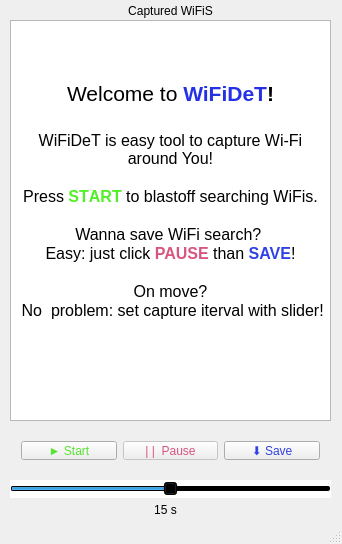
This is wifidet/mainwindow.ui in Karlos123/ITU as Qt 5 draws it before an edit. The edited form follows.
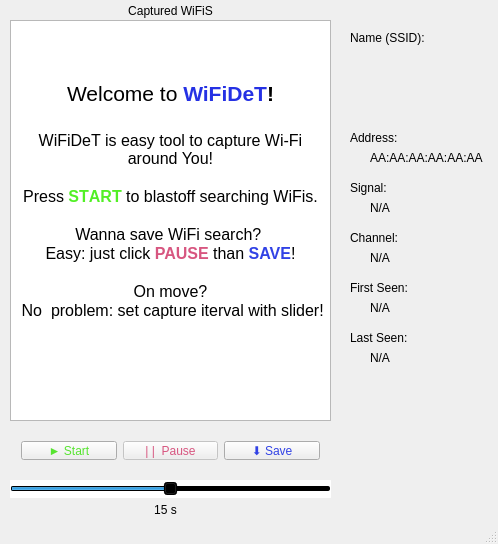
This is the edited form.

Commit message:
Experimentalne zmeny GUI
- pri kazdej aktualizacii zoznamu WiFi sieti je random poradie zvysnych, v minulosti detekovanych sieti so signalom 0
- zatial sa nevypisuju informacie o zvolenej sieti

What changed in the file:
```diff
--- a/wifidet/mainwindow.ui
+++ b/wifidet/mainwindow.ui
@@ -9,7 +9,7 @@
    <rect>
     <x>0</x>
     <y>0</y>
-    <width>342</width>
+    <width>498</width>
     <height>544</height>
    </rect>
   </property>
@@ -205,6 +205,238 @@
      <string/>
     </property>
    </widget>
+   <widget class="QListWidget" name="listWidget">
+    <property name="enabled">
+     <bool>true</bool>
+    </property>
+    <property name="geometry">
+     <rect>
+      <x>10</x>
+      <y>20</y>
+      <width>321</width>
+      <height>401</height>
+     </rect>
+    </property>
+    <property name="editTriggers">
+     <set>QAbstractItemView::CurrentChanged|QAbstractItemView::DoubleClicked|QAbstractItemView::EditKeyPressed|QAbstractItemView::SelectedClicked</set>
+    </property>
+   </widget>
+   <widget class="QWidget" name="widget" native="true">
+    <property name="geometry">
+     <rect>
+      <x>340</x>
+      <y>20</y>
+      <width>151</width>
+      <height>401</height>
+     </rect>
+    </property>
+    <widget class="QLabel" name="label_sgL">
+     <property name="geometry">
+      <rect>
+       <x>10</x>
+       <y>160</y>
+       <width>101</width>
+       <height>16</height>
+      </rect>
+     </property>
+     <property name="layoutDirection">
+      <enum>Qt::LeftToRight</enum>
+     </property>
+     <property name="text">
+      <string>Signal:</string>
+     </property>
+    </widget>
+    <widget class="QLabel" name="label_sgNo">
+     <property name="geometry">
+      <rect>
+       <x>30</x>
+       <y>180</y>
+       <width>31</width>
+       <height>16</height>
+      </rect>
+     </property>
+     <property name="layoutDirection">
+      <enum>Qt::LeftToRight</enum>
+     </property>
+     <property name="text">
+      <string>N/A</string>
+     </property>
+    </widget>
+    <widget class="QLabel" name="label_chNo">
+     <property name="geometry">
+      <rect>
+       <x>30</x>
+       <y>230</y>
+       <width>31</width>
+       <height>16</height>
+      </rect>
+     </property>
+     <property name="layoutDirection">
+      <enum>Qt::LeftToRight</enum>
+     </property>
+     <property name="text">
+      <string>N/A</string>
+     </property>
+    </widget>
+    <widget class="QLabel" name="label_chL">
+     <property name="geometry">
+      <rect>
+       <x>10</x>
+       <y>210</y>
+       <width>101</width>
+       <height>16</height>
+      </rect>
+     </property>
+     <property name="layoutDirection">
+      <enum>Qt::LeftToRight</enum>
+     </property>
+     <property name="text">
+      <string>Channel:</string>
+     </property>
+    </widget>
+    <widget class="QLabel" name="label_adL">
+     <property name="geometry">
+      <rect>
+       <x>10</x>
+       <y>110</y>
+       <width>101</width>
+       <height>16</height>
+      </rect>
+     </property>
+     <property name="layoutDirection">
+      <enum>Qt::LeftToRight</enum>
+     </property>
+     <property name="text">
+      <string>Address:</string>
+     </property>
+    </widget>
+    <widget class="QLabel" name="label_bsAd">
+     <property name="geometry">
+      <rect>
+       <x>30</x>
+       <y>130</y>
+       <width>121</width>
+       <height>16</height>
+      </rect>
+     </property>
+     <property name="layoutDirection">
+      <enum>Qt::LeftToRight</enum>
+     </property>
+     <property name="text">
+      <string>AA:AA:AA:AA:AA:AA</string>
+     </property>
+    </widget>
+    <widget class="QLabel" name="label_ssL">
+     <property name="geometry">
+      <rect>
+       <x>10</x>
+       <y>10</y>
+       <width>101</width>
+       <height>16</height>
+      </rect>
+     </property>
+     <property name="layoutDirection">
+      <enum>Qt::LeftToRight</enum>
+     </property>
+     <property name="text">
+      <string>Name (SSID):</string>
+     </property>
+    </widget>
+    <widget class="QLabel" name="label_ssNa">
+     <property name="geometry">
+      <rect>
+       <x>10</x>
+       <y>30</y>
+       <width>121</width>
+       <height>61</height>
+      </rect>
+     </property>
+     <property name="layoutDirection">
+      <enum>Qt::LeftToRight</enum>
+     </property>
+     <property name="text">
+      <string/>
+     </property>
+     <property name="alignment">
+      <set>Qt::AlignLeading|Qt::AlignLeft|Qt::AlignTop</set>
+     </property>
+     <property name="wordWrap">
+      <bool>true</bool>
+     </property>
+    </widget>
+    <widget class="QLabel" name="label_chNo_2">
+     <property name="geometry">
+      <rect>
+       <x>30</x>
+       <y>330</y>
+       <width>31</width>
+       <height>16</height>
+      </rect>
+     </property>
+     <property name="layoutDirection">
+      <enum>Qt::LeftToRight</enum>
+     </property>
+     <property name="text">
+      <string>N/A</string>
+     </property>
+    </widget>
+    <widget class="QLabel" name="label_sgNo_2">
+     <property name="geometry">
+      <rect>
+       <x>30</x>
+       <y>280</y>
+       <width>31</width>
+       <height>16</height>
+      </rect>
+     </property>
+     <property name="layoutDirection">
+      <enum>Qt::LeftToRight</enum>
+     </property>
+     <property name="text">
+      <string>N/A</string>
+     </property>
+    </widget>
+    <widget class="QLabel" name="label_chL_2">
+     <property name="geometry">
+      <rect>
+       <x>10</x>
+       <y>310</y>
+       <width>101</width>
+       <height>16</height>
+      </rect>
+     </property>
+     <property name="layoutDirection">
+      <enum>Qt::LeftToRight</enum>
+     </property>
+     <property name="text">
+      <string>Last Seen:</string>
+     </property>
+    </widget>
+    <widget class="QLabel" name="label_sgL_2">
+     <property name="geometry">
+      <rect>
+       <x>10</x>
+       <y>260</y>
+       <width>101</width>
+       <height>16</height>
+      </rect>
+     </property>
+     <property name="layoutDirection">
+      <enum>Qt::LeftToRight</enum>
+     </property>
+     <property name="text">
+      <string>First Seen:</string>
+     </property>
+    </widget>
+   </widget>
+   <zorder>listWidget</zorder>
+   <zorder>horizontalLayoutWidget</zorder>
+   <zorder>textBrowser</zorder>
+   <zorder>label</zorder>
+   <zorder>speedSlider</zorder>
+   <zorder>lblInterval</zorder>
+   <zorder>label_3</zorder>
+   <zorder>widget</zorder>
   </widget>
   <widget class="QStatusBar" name="statusBar"/>
   <action name="actionLoadHistory">
```
Left out of the diff: 32 changed lines with no effect on the pictures. The commit also changes 3 other files.
